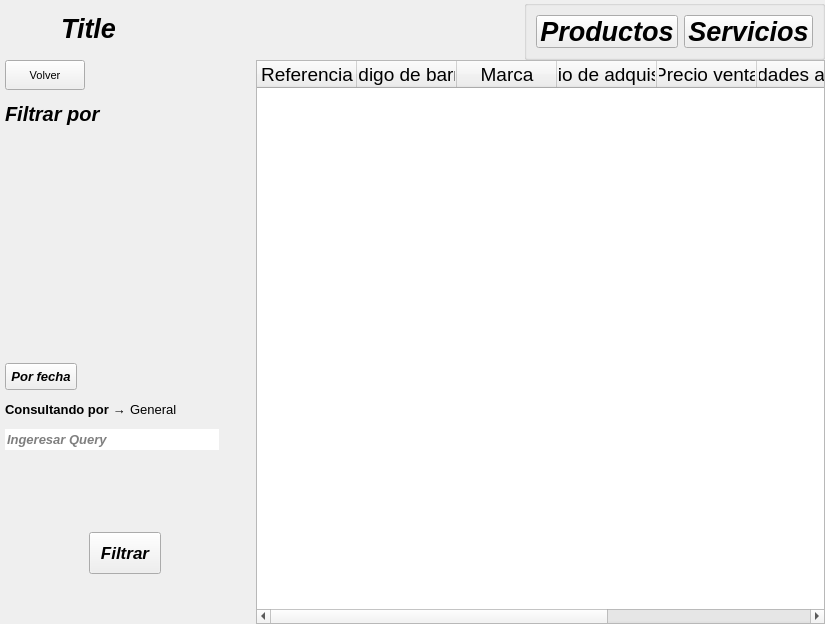
This is GUI/sub_ventanas/ui/reportes/plantillaDesigner.ui in C-Sebastian-M/GLAM_MAKEUP_STORE as Qt 5 draws it before an edit. The edited form follows.
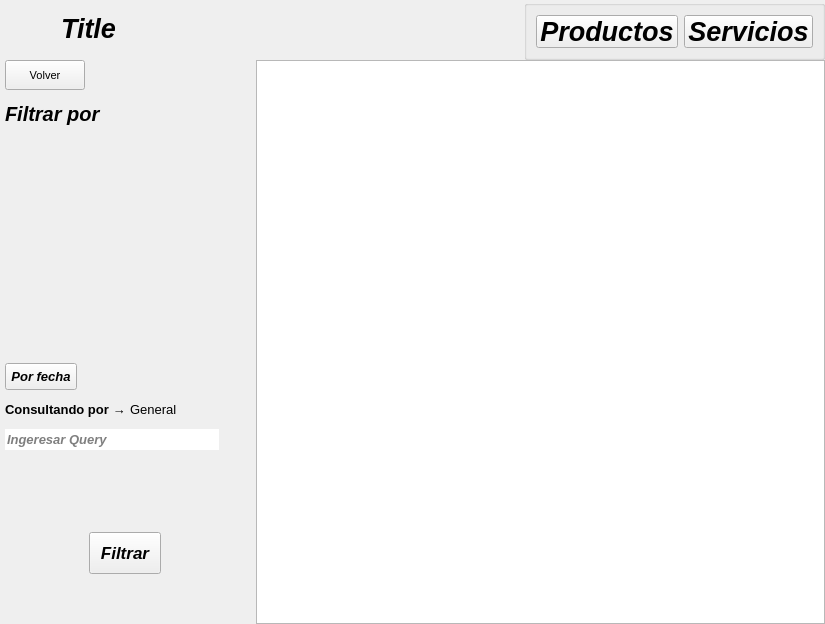
This is the edited form. Icons and pictures are not drawn.

```diff
--- a/GUI/sub_ventanas/ui/reportes/plantillaDesigner.ui
+++ b/GUI/sub_ventanas/ui/reportes/plantillaDesigner.ui
@@ -661,46 +661,6 @@
      <attribute name="verticalHeaderStretchLastSection">
       <bool>false</bool>
      </attribute>
-     <column>
-      <property name="text">
-       <string>Referencia</string>
-      </property>
-     </column>
-     <column>
-      <property name="text">
-       <string>Codigo de barras</string>
-      </property>
-     </column>
-     <column>
-      <property name="text">
-       <string>Marca</string>
-      </property>
-     </column>
-     <column>
-      <property name="text">
-       <string>Precio de adquisicon</string>
-      </property>
-     </column>
-     <column>
-      <property name="text">
-       <string>Precio venta</string>
-      </property>
-     </column>
-     <column>
-      <property name="text">
-       <string>Unidades actuales</string>
-      </property>
-     </column>
-     <column>
-      <property name="text">
-       <string>Producto disponible</string>
-      </property>
-     </column>
-     <column>
-      <property name="text">
-       <string>Fecha</string>
-      </property>
-     </column>
     </widget>
    </item>
   </layout>
```
